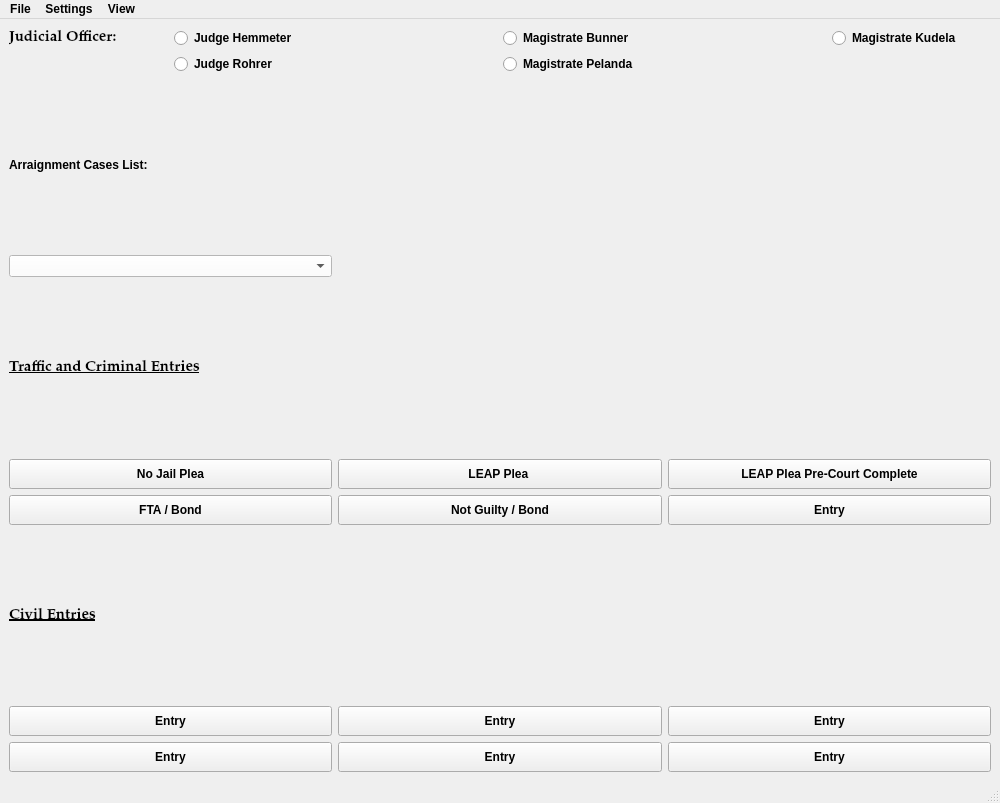
This is resources/ui/MainWindow.ui in HunterProgram22/MuniEntry as Qt 5 draws it before an edit. The edited form follows.
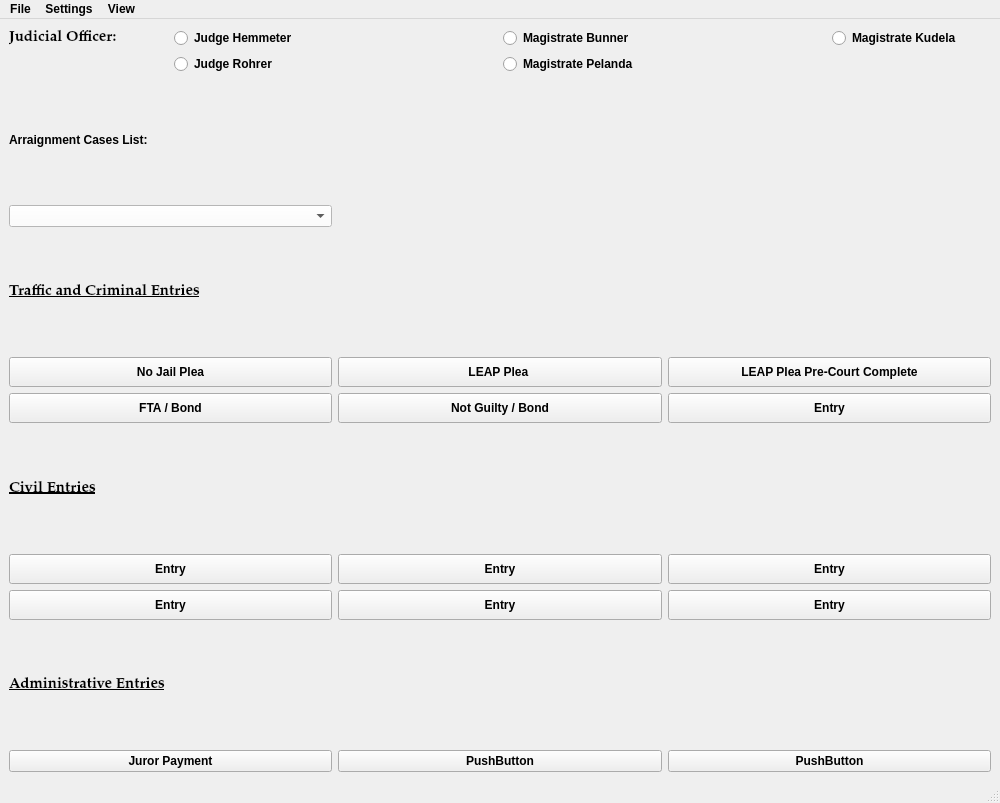
This is the edited form.

Commit message: Began adding juror payment dialog.

What changed in the file:
```diff
--- a/resources/ui/MainWindow.ui
+++ b/resources/ui/MainWindow.ui
@@ -35,19 +35,9 @@
 font-weight: bold;</string>
   </property>
   <widget class="QWidget" name="centralwidget">
-   <layout class="QGridLayout" name="gridLayout" rowstretch="1,0,0,0,0,0,0,0,0,0,0,0,0">
-    <item row="1" column="3" colspan="2">
-     <widget class="QRadioButton" name="pelanda_radioButton">
-      <property name="text">
-       <string>Magistrate Pelanda</string>
-      </property>
-      <attribute name="buttonGroup">
-       <string notr="true">buttonGroup</string>
-      </attribute>
-     </widget>
-    </item>
-    <item row="9" column="2" colspan="2">
-     <widget class="QPushButton" name="NotGuiltyBondButton">
+   <layout class="QGridLayout" name="gridLayout" rowstretch="1,0,0,0,0,0,0,0,0,0,0,0,0,0,0">
+    <item row="8" column="2" colspan="2">
+     <widget class="QPushButton" name="LeapPleaLongButton">
       <property name="minimumSize">
        <size>
         <width>120</width>
@@ -55,30 +45,7 @@
        </size>
       </property>
       <property name="text">
-       <string>Not Guilty / Bond</string>
-      </property>
-     </widget>
-    </item>
-    <item row="0" column="5">
-     <widget class="QRadioButton" name="kudela_radioButton">
-      <property name="text">
-       <string>Magistrate Kudela</string>
-      </property>
-      <attribute name="buttonGroup">
-       <string notr="true">buttonGroup</string>
-      </attribute>
-     </widget>
-    </item>
-    <item row="9" column="0" colspan="2">
-     <widget class="QPushButton" name="FTABondButton">
-      <property name="minimumSize">
-       <size>
-        <width>120</width>
-        <height>30</height>
-       </size>
-      </property>
-      <property name="text">
-       <string>FTA / Bond</string>
+       <string>LEAP Plea </string>
       </property>
      </widget>
     </item>
@@ -95,6 +62,29 @@
       </property>
      </widget>
     </item>
+    <item row="9" column="0" colspan="2">
+     <widget class="QPushButton" name="FTABondButton">
+      <property name="minimumSize">
+       <size>
+        <width>120</width>
+        <height>30</height>
+       </size>
+      </property>
+      <property name="text">
+       <string>FTA / Bond</string>
+      </property>
+     </widget>
+    </item>
+    <item row="0" column="5">
+     <widget class="QRadioButton" name="kudela_radioButton">
+      <property name="text">
+       <string>Magistrate Kudela</string>
+      </property>
+      <attribute name="buttonGroup">
+       <string notr="true">buttonGroup</string>
+      </attribute>
+     </widget>
+    </item>
     <item row="9" column="4" colspan="2">
      <widget class="QPushButton" name="FinalJudgmentEntryButton_4">
       <property name="minimumSize">
@@ -108,19 +98,6 @@
       </property>
      </widget>
     </item>
-    <item row="11" column="2" colspan="2">
-     <widget class="QPushButton" name="FinalJudgmentEntryButton_12">
-      <property name="minimumSize">
-       <size>
-        <width>120</width>
-        <height>30</height>
-       </size>
-      </property>
-      <property name="text">
-       <string>Entry</string>
-      </property>
-     </widget>
-    </item>
     <item row="4" column="0" colspan="2">
      <widget class="QLabel" name="label_2">
       <property name="font">
@@ -155,8 +132,8 @@
       </property>
      </widget>
     </item>
-    <item row="12" column="2" colspan="2">
-     <widget class="QPushButton" name="FinalJudgmentEntryButton_14">
+    <item row="11" column="2" colspan="2">
+     <widget class="QPushButton" name="FinalJudgmentEntryButton_12">
       <property name="minimumSize">
        <size>
         <width>120</width>
@@ -197,8 +174,8 @@
       </property>
      </widget>
     </item>
-    <item row="8" column="2" colspan="2">
-     <widget class="QPushButton" name="LeapPleaLongButton">
+    <item row="12" column="2" colspan="2">
+     <widget class="QPushButton" name="FinalJudgmentEntryButton_14">
       <property name="minimumSize">
        <size>
         <width>120</width>
@@ -206,7 +183,56 @@
        </size>
       </property>
       <property name="text">
-       <string>LEAP Plea </string>
+       <string>Entry</string>
+      </property>
+     </widget>
+    </item>
+    <item row="9" column="2" colspan="2">
+     <widget class="QPushButton" name="NotGuiltyBondButton">
+      <property name="minimumSize">
+       <size>
+        <width>120</width>
+        <height>30</height>
+       </size>
+      </property>
+      <property name="text">
+       <string>Not Guilty / Bond</string>
+      </property>
+     </widget>
+    </item>
+    <item row="1" column="3" colspan="2">
+     <widget class="QRadioButton" name="pelanda_radioButton">
+      <property name="text">
+       <string>Magistrate Pelanda</string>
+      </property>
+      <attribute name="buttonGroup">
+       <string notr="true">buttonGroup</string>
+      </attribute>
+     </widget>
+    </item>
+    <item row="11" column="0" colspan="2">
+     <widget class="QPushButton" name="FinalJudgmentEntryButton_11">
+      <property name="minimumSize">
+       <size>
+        <width>120</width>
+        <height>30</height>
+       </size>
+      </property>
+      <property name="text">
+       <string>Entry</string>
+      </property>
+     </widget>
+    </item>
+    <item row="12" column="4" colspan="2">
+     <widget class="QPushButton" name="FinalJudgmentEntryButton_15">
+      <property name="minimumSize">
+       <size>
+        <width>120</width>
+        <height>30</height>
+       </size>
+      </property>
+      <property name="text">
+       <string>Entry</string>
       </property>
      </widget>
     </item>
@@ -220,8 +246,8 @@
       </attribute>
      </widget>
     </item>
-    <item row="12" column="4" colspan="2">
-     <widget class="QPushButton" name="FinalJudgmentEntryButton_15">
+    <item row="8" column="0" colspan="2">
+     <widget class="QPushButton" name="MinorMisdemeanorTrafficButton">
       <property name="minimumSize">
        <size>
         <width>120</width>
@@ -229,20 +255,7 @@
        </size>
       </property>
       <property name="text">
-       <string>Entry</string>
-      </property>
-     </widget>
-    </item>
-    <item row="11" column="0" colspan="2">
-     <widget class="QPushButton" name="FinalJudgmentEntryButton_11">
-      <property name="minimumSize">
-       <size>
-        <width>120</width>
-        <height>30</height>
-       </size>
-      </property>
-      <property name="text">
-       <string>Entry</string>
+       <string>No Jail Plea</string>
       </property>
      </widget>
     </item>
@@ -259,16 +272,6 @@
       </property>
      </widget>
     </item>
-    <item row="0" column="1" colspan="2">
-     <widget class="QRadioButton" name="hemmeter_radioButton">
-      <property name="text">
-       <string>Judge Hemmeter</string>
-      </property>
-      <attribute name="buttonGroup">
-       <string notr="true">buttonGroup</string>
-      </attribute>
-     </widget>
-    </item>
     <item row="1" column="1" colspan="2">
      <widget class="QRadioButton" name="rohrer_radioButton">
       <property name="text">
@@ -279,24 +282,14 @@
       </attribute>
      </widget>
     </item>
-    <item row="8" column="0" colspan="2">
-     <widget class="QPushButton" name="MinorMisdemeanorTrafficButton">
-      <property name="minimumSize">
-       <size>
-        <width>120</width>
-        <height>30</height>
-       </size>
-      </property>
+    <item row="0" column="1" colspan="2">
+     <widget class="QRadioButton" name="hemmeter_radioButton">
       <property name="text">
-       <string>No Jail Plea</string>
+       <string>Judge Hemmeter</string>
       </property>
-     </widget>
-    </item>
-    <item row="2" column="0" colspan="2">
-     <widget class="QLabel" name="label_3">
-      <property name="text">
-       <string>Arraignment Cases List:</string>
-      </property>
+      <attribute name="buttonGroup">
+       <string notr="true">buttonGroup</string>
+      </attribute>
      </widget>
     </item>
     <item row="3" column="0" colspan="2">
@@ -306,6 +299,51 @@
       </property>
      </widget>
     </item>
+    <item row="2" column="0" colspan="2">
+     <widget class="QLabel" name="label_3">
+      <property name="text">
+       <string>Arraignment Cases List:</string>
+      </property>
+     </widget>
+    </item>
+    <item row="13" column="0" colspan="2">
+     <widget class="QLabel" name="label_5">
+      <property name="font">
+       <font>
+        <family>Palatino Linotype</family>
+        <pointsize>11</pointsize>
+        <weight>75</weight>
+        <italic>false</italic>
+        <bold>true</bold>
+        <underline>true</underline>
+       </font>
+      </property>
+      <property name="text">
+       <string>Administrative Entries</string>
+      </property>
+     </widget>
+    </item>
+    <item row="14" column="0" colspan="2">
+     <widget class="QPushButton" name="JurorPaymentButton">
+      <property name="text">
+       <string>Juror Payment</string>
+      </property>
+     </widget>
+    </item>
+    <item row="14" column="2" colspan="2">
+     <widget class="QPushButton" name="pushButton_2">
+      <property name="text">
+       <string>PushButton</string>
+      </property>
+     </widget>
+    </item>
+    <item row="14" column="4" colspan="2">
+     <widget class="QPushButton" name="pushButton_3">
+      <property name="text">
+       <string>PushButton</string>
+      </property>
+     </widget>
+    </item>
    </layout>
   </widget>
   <widget class="QMenuBar" name="menubar">
@@ -314,7 +352,7 @@
      <x>0</x>
      <y>0</y>
      <width>1000</width>
-     <height>29</height>
+     <height>27</height>
     </rect>
    </property>
    <widget class="QMenu" name="menuFile">
```
The commit also changes 6 other files.
